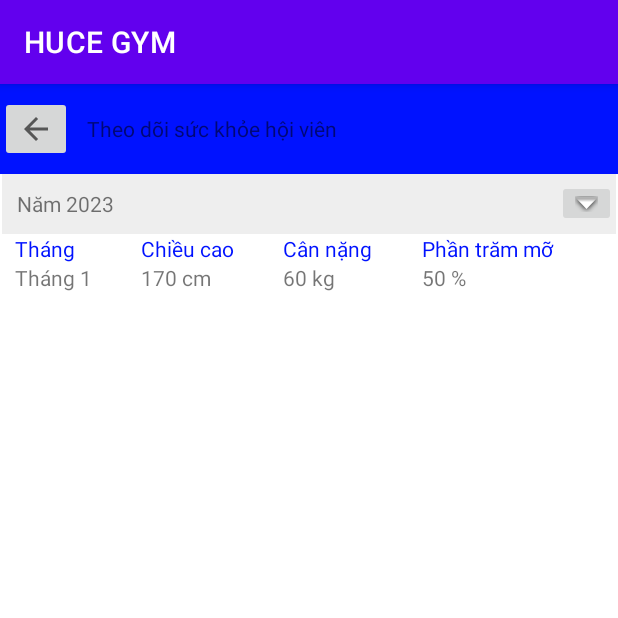
After one commit to kienpython/HUCE-GYM, an Android app: the HealthMonitoring screen opened directly, with no data from a screen before it, on a phone screen of 412 x 824 dp, the top half of it. The commit adds this screen. Run offline under Robolectric (Android 15) with nearby library versions, the phone set to English and light mode, and no system bars.

Commit message:
Done phác thảo Theo dõi sức khỏe và xem bài tập

```diff
--- a/app/src/main/java/com/example/hucegym/CheckCalendarActivity.java
+++ b/app/src/main/java/com/example/hucegym/views/CheckCalendarActivity.java
@@ -1,8 +1,10 @@
-package com.example.hucegym;
+package com.example.hucegym.views;
 
 import androidx.appcompat.app.AppCompatActivity;
 
 import android.os.Bundle;
+
+import com.example.hucegym.R;
 
 public class CheckCalendarActivity extends AppCompatActivity {
 
@@ -11,4 +13,6 @@ public class CheckCalendarActivity extends AppCompatActivity {
         super.onCreate(savedInstanceState);
         setContentView(R.layout.activity_check_calendar);
     }
+
+
 }
--- /dev/null
+++ b/app/src/main/java/com/example/hucegym/views/HealthMonitoring.java
@@ -0,0 +1,41 @@
+package com.example.hucegym.views;
+
+import androidx.appcompat.app.AppCompatActivity;
+
+import android.content.Intent;
+import android.os.Bundle;
+import android.view.View;
+import android.widget.Button;
+import android.widget.ImageButton;
+
+import com.example.hucegym.R;
+
+public class HealthMonitoring extends AppCompatActivity {
+    private ImageButton ibtnBack;
+
+    @Override
+    protected void onCreate(Bundle savedInstanceState) {
+        super.onCreate(savedInstanceState);
+        setContentView(R.layout.activity_health_monitoring);
+        healthMonitoring();
+    }
+
+    // Chuyển sang phần trang chủ
+    private void startLoginActivity() {
+        Intent intent = new Intent(HealthMonitoring.this, TrangChuActivity.class);
+        startActivity(intent);
+        finish();
+    }
+
+    // Xử lý sự kiện nút theo dõi sức khỏe
+    private void healthMonitoring(){
+        ibtnBack = findViewById(R.id.ibtnBack);
+        ibtnBack.setOnClickListener(new View.OnClickListener() {
+            @Override
+            public void onClick(View v) {
+
+                startLoginActivity();
+            }
+        });
+    }
+}
--- a/app/src/main/res/layout/activity_check_calendar.xml
+++ b/app/src/main/res/layout/activity_check_calendar.xml
@@ -4,7 +4,7 @@
     xmlns:tools="http://schemas.android.com/tools"
     android:layout_width="match_parent"
     android:layout_height="match_parent"
-    tools:context=".CheckCalendarActivity">
+    tools:context=".views.CheckCalendarActivity">
 
     <LinearLayout
         android:id="@+id/linearLayout4"
@@ -149,7 +149,7 @@
         app:layout_constraintTop_toTopOf="parent">
 
         <ImageButton
-            android:id="@+id/imageButton5"
+            android:id="@+id/ibtnBack"
             android:paddingLeft="10dp"
             android:layout_width="wrap_content"
             android:layout_height="match_parent"
--- /dev/null
+++ b/app/src/main/res/layout/activity_health_monitoring.xml
@@ -0,0 +1,162 @@
+<?xml version="1.0" encoding="utf-8"?>
+<androidx.constraintlayout.widget.ConstraintLayout xmlns:android="http://schemas.android.com/apk/res/android"
+    xmlns:app="http://schemas.android.com/apk/res-auto"
+    xmlns:tools="http://schemas.android.com/tools"
+    android:layout_width="match_parent"
+    android:layout_height="match_parent"
+    tools:context=".views.HealthMonitoring">
+
+    <ScrollView
+        android:layout_width="match_parent"
+        android:layout_height="match_parent"
+        app:layout_constraintEnd_toEndOf="parent"
+        app:layout_constraintStart_toStartOf="parent"
+        app:layout_constraintTop_toTopOf="parent">
+
+        <androidx.constraintlayout.widget.ConstraintLayout
+            android:layout_width="match_parent"
+            android:layout_height="wrap_content">
+
+            <LinearLayout
+                android:id="@+id/linearLayout5"
+                android:layout_width="0dp"
+                android:layout_height="60dp"
+                android:background="#0012FF"
+                android:gravity="center_vertical"
+                android:orientation="horizontal"
+                app:layout_constraintEnd_toEndOf="parent"
+                app:layout_constraintStart_toStartOf="parent"
+                app:layout_constraintTop_toTopOf="parent">
+
+                <ImageButton
+                    android:id="@+id/ibtnBack"
+                    android:layout_width="wrap_content"
+                    android:layout_height="wrap_content"
+                    app:srcCompat="?attr/homeAsUpIndicator" />
+
+                <TextView
+                    android:id="@+id/textView20"
+                    android:layout_width="wrap_content"
+                    android:layout_height="wrap_content"
+                    android:layout_weight="1"
+                    android:paddingLeft="10dp"
+                    android:text="Theo dõi sức khỏe hội viên" />
+            </LinearLayout>
+
+            <LinearLayout
+                android:id="@+id/linearLayout6"
+                android:layout_width="0dp"
+                android:layout_height="40dp"
+                android:layout_marginStart="1dp"
+                android:layout_marginEnd="1dp"
+                android:background="#EEEEEE"
+                android:gravity="center_vertical"
+                android:orientation="horizontal"
+                app:layout_constraintEnd_toEndOf="parent"
+                app:layout_constraintStart_toStartOf="parent"
+                app:layout_constraintTop_toBottomOf="@+id/linearLayout5">
+
+                <TextView
+                    android:id="@+id/textView39"
+                    android:layout_width="wrap_content"
+                    android:layout_height="wrap_content"
+                    android:paddingLeft="10dp"
+                    android:text="Năm 2023" />
+
+                <TextView
+                    android:id="@+id/textView47"
+                    android:layout_width="wrap_content"
+                    android:layout_height="wrap_content"
+                    android:layout_weight="2" />
+
+                <ImageButton
+                    android:id="@+id/imageButton24"
+                    android:layout_width="wrap_content"
+                    android:layout_height="wrap_content"
+                    app:srcCompat="@android:drawable/arrow_down_float" />
+
+            </LinearLayout>
+
+            <TableLayout
+                android:layout_width="0dp"
+                android:layout_height="629dp"
+                android:layout_marginStart="10dp"
+                android:layout_marginEnd="10dp"
+                app:layout_constraintEnd_toEndOf="parent"
+                app:layout_constraintStart_toStartOf="parent"
+                app:layout_constraintTop_toBottomOf="@+id/linearLayout6">
+
+                <TableRow
+                    android:layout_width="match_parent"
+                    android:layout_height="match_parent">
+
+                    <TextView
+                        android:id="@+id/textView51"
+                        android:textColor="#0012FF"
+                        android:layout_width="wrap_content"
+                        android:layout_height="wrap_content"
+                        android:layout_weight="1"
+                        android:text="Tháng" />
+
+                    <TextView
+                        android:id="@+id/textView48"
+                        android:textColor="#0012FF"
+                        android:layout_width="wrap_content"
+                        android:layout_height="wrap_content"
+                        android:layout_weight="1"
+                        android:text="Chiều cao" />
+
+                    <TextView
+                        android:id="@+id/textView49"
+                        android:textColor="#0012FF"
+                        android:layout_width="wrap_content"
+                        android:layout_height="wrap_content"
+                        android:layout_weight="1"
+                        android:text="Cân nặng" />
+
+                    <TextView
+                        android:id="@+id/textView50"
+                        android:textColor="#0012FF"
+                        android:layout_width="wrap_content"
+                        android:layout_height="wrap_content"
+                        android:layout_weight="1"
+                        android:text="Phần trăm mỡ" />
+                </TableRow>
+
+                <TableRow
+                    android:layout_width="match_parent"
+                    android:layout_height="match_parent">
+
+                    <TextView
+                        android:id="@+id/textView52"
+                        android:layout_width="wrap_content"
+                        android:layout_height="wrap_content"
+                        android:layout_weight="1"
+                        android:text="Tháng 1" />
+
+                    <TextView
+                        android:id="@+id/textView53"
+                        android:layout_width="wrap_content"
+                        android:layout_height="wrap_content"
+                        android:layout_weight="1"
+                        android:text="170 cm" />
+
+                    <TextView
+                        android:id="@+id/textView54"
+                        android:layout_width="wrap_content"
+                        android:layout_height="wrap_content"
+                        android:layout_weight="1"
+                        android:text="60 kg" />
+
+                    <TextView
+                        android:id="@+id/textView55"
+                        android:layout_width="wrap_content"
+                        android:layout_height="wrap_content"
+                        android:layout_weight="1"
+                        android:text="50 %" />
+                </TableRow>
+            </TableLayout>
+        </androidx.constraintlayout.widget.ConstraintLayout>
+    </ScrollView>
+
+</androidx.constraintlayout.widget.ConstraintLayout>
--- a/app/src/main/res/layout/activity_trang_chu.xml
+++ b/app/src/main/res/layout/activity_trang_chu.xml
@@ -83,7 +83,7 @@
                         android:layout_height="match_parent">
 
                         <ImageButton
-                            android:id="@+id/imageButton8"
+                            android:id="@+id/imgExercises"
                             android:layout_width="wrap_content"
                             android:layout_height="wrap_content"
                             android:src="@android:drawable/btn_star" />
@@ -313,7 +313,7 @@
                             android:text="Xem lịch" />
 
                         <Button
-                            android:id="@+id/button3"
+                            android:id="@+id/btnHealthMonitoring"
                             android:layout_width="wrap_content"
                             android:layout_height="wrap_content"
                             android:drawableLeft="@android:drawable/ic_menu_myplaces"
```
Also changed, not shown: app/src/main/AndroidManifest.xml (+7 -1 lines), app/src/main/java/com/example/hucegym/views/ExercisesActivity.java (added, +16 -0 lines), app/src/main/java/com/example/hucegym/views/TrangChuActivity.java (+38 -1 lines), app/src/main/res/layout/activity_exercises.xml (added, +66 -0 lines).
